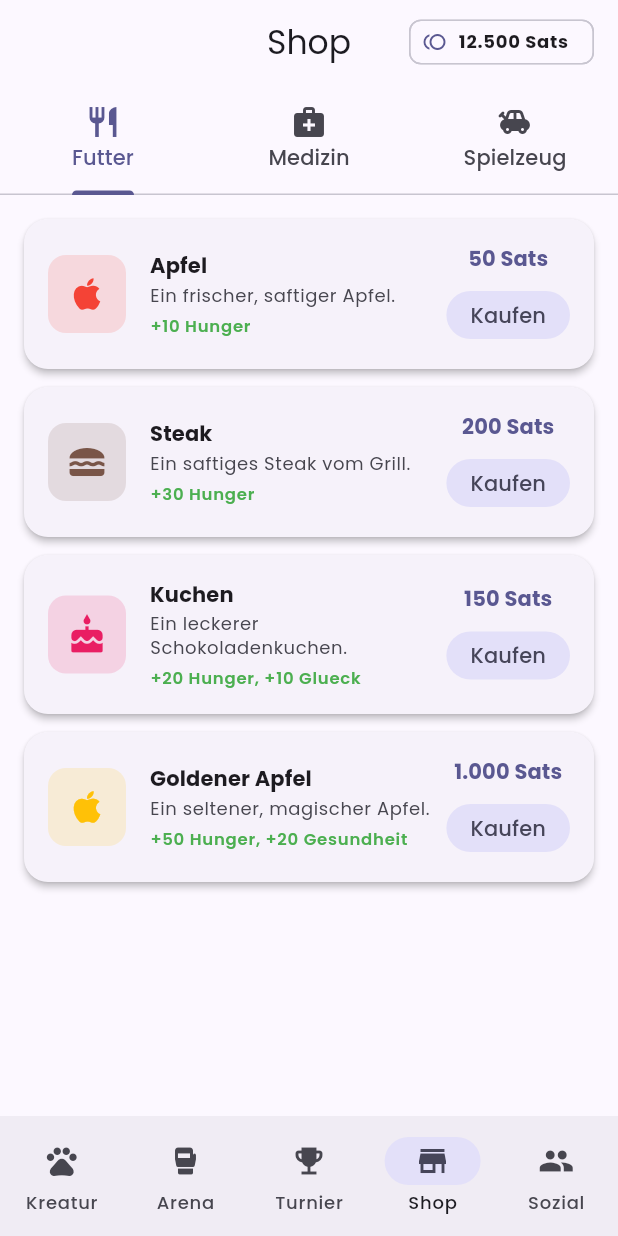
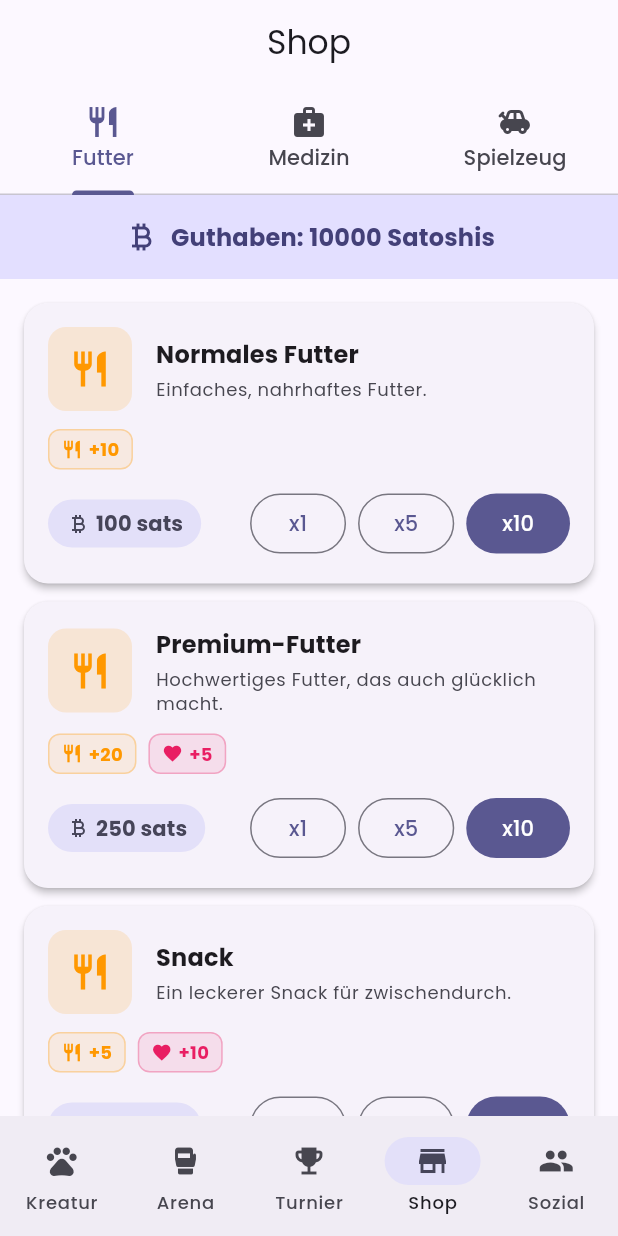
Before and after one commit to KayBeckmann/tamagotchi, a Flutter app: the ShopScreen screen opened by its route, on a phone screen of 412 x 824 dp. Run offline on Flutter 3.47's test engine with Material 3 defaults, Android fonts, the phone set to English and light mode, and no system bars; our stand-ins replace equatable, flutter_riverpod, flutter_secure_storage, go_router, google_fonts; missing offline and left inert: serverpod_client; accounts and stored records are empty.

Commit message:
feat: Update shop with ItemCatalog integration
- Refactor ShopScreen to use ItemCatalog items
- Add purchase confirmation dialog
- Display user balance in Satoshis
- Show item effects with visual chips
- Add quantity purchase options (x1, x5, x10)
- Connect to CreatureRepository for inventory updates
- Add inventory route to app router

Co-Authored-By: Claude Opus 4.5 <noreply@anthropic.com>

```diff
--- a/lib/core/router/app_router.dart
+++ b/lib/core/router/app_router.dart
@@ -11,6 +11,7 @@ import '../../features/creature/presentation/screens/creature_selection_screen.d
 import '../../features/arena/presentation/screens/arena_screen.dart';
 import '../../features/tournament/presentation/screens/tournament_screen.dart';
 import '../../features/shop/presentation/screens/shop_screen.dart';
+import '../../features/inventory/presentation/screens/inventory_screen.dart';
 import '../../features/social/presentation/screens/social_screen.dart';
 import '../../features/wallet/presentation/screens/wallet_screen.dart';
 import '../widgets/app_shell.dart';
@@ -88,6 +89,11 @@ final routerProvider = Provider<GoRouter>((ref) {
             builder: (context, state) => const ShopScreen(),
           ),
           GoRoute(
+            path: '/inventory',
+            name: 'inventory',
+            builder: (context, state) => const InventoryScreen(),
+          ),
+          GoRoute(
             path: '/social',
             name: 'social',
             builder: (context, state) => const SocialScreen(),
--- a/lib/features/shop/presentation/screens/shop_screen.dart
+++ b/lib/features/shop/presentation/screens/shop_screen.dart
@@ -1,7 +1,20 @@
 import 'package:flutter/material.dart';
+import 'package:flutter_riverpod/flutter_riverpod.dart';
 
-class ShopScreen extends StatelessWidget {
+import '../../../creature/domain/models/item.dart';
+import '../../../creature/data/creature_repository.dart';
+
+class ShopScreen extends ConsumerStatefulWidget {
   const ShopScreen({super.key});
+
+  @override
+  ConsumerState<ShopScreen> createState() => _ShopScreenState();
+}
+
+class _ShopScreenState extends ConsumerState<ShopScreen> {
+  // TODO: Get actual user ID and balance from auth/wallet
+  static const _userId = 'user_1';
+  int _userBalance = 10000; // Starting balance in Satoshis
 
   @override
   Widget build(BuildContext context) {
@@ -12,21 +25,6 @@ class ShopScreen extends StatelessWidget {
       child: Scaffold(
         appBar: AppBar(
           title: const Text('Shop'),
-          actions: [
-            Padding(
-              padding: const EdgeInsets.only(right: 16),
-              child: Chip(
-                avatar: const Icon(Icons.toll, size: 16),
-                label: Text(
-                  '12.500 Sats',
-                  style: theme.textTheme.labelMedium?.copyWith(
-                    fontWeight: FontWeight.bold,
-                  ),
-                ),
-                visualDensity: VisualDensity.compact,
-              ),
-            ),
-          ],
           bottom: const TabBar(
             tabs: [
               Tab(icon: Icon(Icons.restaurant), text: 'Futter'),
@@ -35,145 +33,147 @@ class ShopScreen extends StatelessWidget {
             ],
           ),
         ),
-        body: TabBarView(
+        body: Column(
           children: [
-            _ShopItemList(items: _foodItems),
-            _ShopItemList(items: _medicineItems),
-            _ShopItemList(items: _toyItems),
+            // Balance display
+            Container(
+              width: double.infinity,
+              padding: const EdgeInsets.all(16),
+              color: theme.colorScheme.primaryContainer,
+              child: Row(
+                mainAxisAlignment: MainAxisAlignment.center,
+                children: [
+                  Icon(
+                    Icons.currency_bitcoin,
+                    color: theme.colorScheme.onPrimaryContainer,
+                  ),
+                  const SizedBox(width: 8),
+                  Text(
+                    'Guthaben: $_userBalance Satoshis',
+                    style: theme.textTheme.titleMedium?.copyWith(
+                      fontWeight: FontWeight.bold,
+                      color: theme.colorScheme.onPrimaryContainer,
+                    ),
+                  ),
+                ],
+              ),
+            ),
+
+            // Shop items
+            Expanded(
+              child: TabBarView(
+                children: [
+                  _ShopTab(
+                    items: ItemCatalog.food,
+                    userBalance: _userBalance,
+                    onBuy: _buyItem,
+                  ),
+                  _ShopTab(
+                    items: ItemCatalog.medicine,
+                    userBalance: _userBalance,
+                    onBuy: _buyItem,
+                  ),
+                  _ShopTab(
+                    items: ItemCatalog.toys,
+                    userBalance: _userBalance,
+                    onBuy: _buyItem,
+                  ),
+                ],
+              ),
+            ),
           ],
         ),
       ),
     );
   }
+
+  Future<void> _buyItem(Item item, int quantity) async {
+    final totalCost = item.priceSatoshis * quantity;
+
+    if (totalCost > _userBalance) {
+      ScaffoldMessenger.of(context).showSnackBar(
+        const SnackBar(
+          content: Text('Nicht genug Satoshis!'),
+          backgroundColor: Colors.red,
+        ),
+      );
+      return;
     }
 
-class _ShopItem {
-  final String name;
-  final String description;
-  final String price;
-  final IconData icon;
-  final Color color;
-  final String effect;
+    // Show confirmation dialog
+    final confirmed = await showDialog<bool>(
+      context: context,
+      builder: (context) => AlertDialog(
+        title: const Text('Kauf bestätigen'),
+        content: Column(
+          mainAxisSize: MainAxisSize.min,
+          crossAxisAlignment: CrossAxisAlignment.start,
+          children: [
+            Text('${item.name} x$quantity'),
+            const SizedBox(height: 8),
+            Text(
+              'Kosten: $totalCost Satoshis',
+              style: const TextStyle(fontWeight: FontWeight.bold),
+            ),
+          ],
+        ),
+        actions: [
+          TextButton(
+            onPressed: () => Navigator.pop(context, false),
+            child: const Text('Abbrechen'),
+          ),
+          FilledButton(
+            onPressed: () => Navigator.pop(context, true),
+            child: const Text('Kaufen'),
+          ),
+        ],
+      ),
+    );
 
-  const _ShopItem({
-    required this.name,
-    required this.description,
-    required this.price,
-    required this.icon,
-    required this.color,
-    required this.effect,
+    if (confirmed != true) return;
+
+    try {
+      await ref.read(creatureRepositoryProvider).addToInventory(
+        _userId,
+        item.id,
+        quantity,
+      );
+
+      setState(() {
+        _userBalance -= totalCost;
       });
+
+      if (mounted) {
+        ScaffoldMessenger.of(context).showSnackBar(
+          SnackBar(
+            content: Text('${item.name} x$quantity gekauft!'),
+            backgroundColor: Colors.green,
+          ),
+        );
+      }
+    } catch (e) {
+      if (mounted) {
+        ScaffoldMessenger.of(context).showSnackBar(
+          SnackBar(
+            content: Text('Fehler: $e'),
+            backgroundColor: Colors.red,
+          ),
+        );
+      }
+    }
+  }
 }
 
-const _foodItems = [
-  _ShopItem(
-    name: 'Apfel',
-    description: 'Ein frischer, saftiger Apfel.',
-    price: '50 Sats',
-    icon: Icons.apple,
-    color: Colors.red,
-    effect: '+10 Hunger',
-  ),
-  _ShopItem(
-    name: 'Steak',
-    description: 'Ein saftiges Steak vom Grill.',
-    price: '200 Sats',
-    icon: Icons.lunch_dining,
-    color: Colors.brown,
-    effect: '+30 Hunger',
-  ),
-  _ShopItem(
-    name: 'Kuchen',
-    description: 'Ein leckerer Schokoladenkuchen.',
-    price: '150 Sats',
-    icon: Icons.cake,
-    color: Colors.pink,
-    effect: '+20 Hunger, +10 Glueck',
-  ),
-  _ShopItem(
-    name: 'Goldener Apfel',
-    description: 'Ein seltener, magischer Apfel.',
-    price: '1.000 Sats',
-    icon: Icons.apple,
-    color: Colors.amber,
-    effect: '+50 Hunger, +20 Gesundheit',
-  ),
-];
+class _ShopTab extends StatelessWidget {
+  final List<Item> items;
+  final int userBalance;
+  final Future<void> Function(Item item, int quantity) onBuy;
 
-const _medicineItems = [
-  _ShopItem(
-    name: 'Heiltrank',
-    description: 'Stellt die Gesundheit wieder her.',
-    price: '100 Sats',
-    icon: Icons.science,
-    color: Colors.green,
-    effect: '+25 Gesundheit',
-  ),
-  _ShopItem(
-    name: 'Vitamintabletten',
-    description: 'Staerkt das Immunsystem.',
-    price: '300 Sats',
-    icon: Icons.medication,
-    color: Colors.orange,
-    effect: '+15 Gesundheit, +10 Energie',
-  ),
-  _ShopItem(
-    name: 'Energiedrink',
-    description: 'Gibt sofort neue Energie.',
-    price: '250 Sats',
-    icon: Icons.battery_charging_full,
-    color: Colors.lightBlue,
-    effect: '+40 Energie',
-  ),
-  _ShopItem(
-    name: 'Wundertrank',
-    description: 'Heilt alle Beschwerden auf einmal.',
-    price: '2.000 Sats',
-    icon: Icons.auto_awesome,
-    color: Colors.purple,
-    effect: 'Volle Gesundheit',
-  ),
-];
-
-const _toyItems = [
-  _ShopItem(
-    name: 'Ball',
-    description: 'Ein einfacher Spielball.',
-    price: '75 Sats',
-    icon: Icons.sports_soccer,
-    color: Colors.blue,
-    effect: '+15 Glueck',
-  ),
-  _ShopItem(
-    name: 'Teddybaer',
-    description: 'Ein kuscheliger Begleiter.',
-    price: '400 Sats',
-    icon: Icons.smart_toy,
-    color: Colors.brown,
-    effect: '+30 Glueck',
-  ),
-  _ShopItem(
-    name: 'Skateboard',
-    description: 'Fuer coole Tricks und Spass.',
-    price: '600 Sats',
-    icon: Icons.skateboarding,
-    color: Colors.deepOrange,
-    effect: '+25 Glueck, +10 Energie',
-  ),
-  _ShopItem(
-    name: 'Zauberstab',
-    description: 'Ein mystischer Zauberstab.',
-    price: '1.500 Sats',
-    icon: Icons.auto_fix_high,
-    color: Colors.deepPurple,
-    effect: '+50 Glueck',
-  ),
-];
-
-class _ShopItemList extends StatelessWidget {
-  final List<_ShopItem> items;
-
-  const _ShopItemList({required this.items});
+  const _ShopTab({
+    required this.items,
+    required this.userBalance,
+    required this.onBuy,
+  });
 
   @override
   Widget build(BuildContext context) {
@@ -182,16 +182,26 @@ class _ShopItemList extends StatelessWidget {
       itemCount: items.length,
       itemBuilder: (context, index) {
         final item = items[index];
-        return _ShopItemCard(item: item);
+        return _ShopItemCard(
+          item: item,
+          canAfford: userBalance >= item.priceSatoshis,
+          onBuy: (quantity) => onBuy(item, quantity),
+        );
       },
     );
   }
 }
 
 class _ShopItemCard extends StatelessWidget {
-  final _ShopItem item;
+  final Item item;
+  final bool canAfford;
+  final void Function(int quantity) onBuy;
 
-  const _ShopItemCard({required this.item});
+  const _ShopItemCard({
+    required this.item,
+    required this.canAfford,
+    required this.onBuy,
+  });
 
   @override
   Widget build(BuildContext context) {
@@ -201,72 +211,101 @@ class _ShopItemCard extends StatelessWidget {
       margin: const EdgeInsets.only(bottom: 12),
       child: Padding(
         padding: const EdgeInsets.all(16),
-        child: Row(
+        child: Column(
+          crossAxisAlignment: CrossAxisAlignment.start,
           children: [
+            Row(
+              children: [
+                // Item icon
                 Container(
-              padding: const EdgeInsets.all(12),
+                  width: 56,
+                  height: 56,
                   decoration: BoxDecoration(
-                color: item.color.withValues(alpha: 0.15),
+                    color: _getCategoryColor(item.category).withValues(alpha: 0.15),
                     borderRadius: BorderRadius.circular(12),
                   ),
-              child: Icon(item.icon, color: item.color, size: 28),
+                  child: Icon(
+                    _getCategoryIcon(item.category),
+                    color: _getCategoryColor(item.category),
+                    size: 28,
+                  ),
                 ),
                 const SizedBox(width: 16),
+
+                // Item info
                 Expanded(
                   child: Column(
                     crossAxisAlignment: CrossAxisAlignment.start,
                     children: [
                       Text(
                         item.name,
-                    style: theme.textTheme.titleSmall?.copyWith(
+                        style: theme.textTheme.titleMedium?.copyWith(
                           fontWeight: FontWeight.bold,
                         ),
                       ),
-                  const SizedBox(height: 2),
+                      const SizedBox(height: 4),
                       Text(
                         item.description,
                         style: theme.textTheme.bodySmall?.copyWith(
                           color: theme.colorScheme.onSurfaceVariant,
                         ),
                       ),
-                  const SizedBox(height: 4),
+                    ],
+                  ),
+                ),
+              ],
+            ),
+            const SizedBox(height: 12),
+
+            // Effects
+            _EffectsRow(item: item),
+            const SizedBox(height: 12),
+
+            // Price and buy buttons
+            Row(
+              children: [
+                // Price
+                Container(
+                  padding: const EdgeInsets.symmetric(horizontal: 12, vertical: 6),
+                  decoration: BoxDecoration(
+                    color: theme.colorScheme.secondaryContainer,
+                    borderRadius: BorderRadius.circular(16),
+                  ),
+                  child: Row(
+                    mainAxisSize: MainAxisSize.min,
+                    children: [
+                      Icon(
+                        Icons.currency_bitcoin,
+                        size: 16,
+                        color: theme.colorScheme.onSecondaryContainer,
+                      ),
+                      const SizedBox(width: 4),
                       Text(
-                    item.effect,
-                    style: theme.textTheme.labelSmall?.copyWith(
-                      color: Colors.green,
-                      fontWeight: FontWeight.w600,
+                        '${item.priceSatoshis} sats',
+                        style: theme.textTheme.labelLarge?.copyWith(
+                          fontWeight: FontWeight.bold,
+                          color: theme.colorScheme.onSecondaryContainer,
                         ),
                       ),
                     ],
                   ),
                 ),
+                const Spacer(),
+
+                // Buy buttons
+                OutlinedButton(
+                  onPressed: canAfford ? () => onBuy(1) : null,
+                  child: const Text('x1'),
+                ),
                 const SizedBox(width: 8),
-            Column(
-              children: [
-                Text(
-                  item.price,
-                  style: theme.textTheme.labelLarge?.copyWith(
-                    fontWeight: FontWeight.bold,
-                    color: theme.colorScheme.primary,
+                OutlinedButton(
+                  onPressed: canAfford ? () => onBuy(5) : null,
+                  child: const Text('x5'),
                 ),
-                ),
-                const SizedBox(height: 8),
-                FilledButton.tonal(
-                  onPressed: () {
-                    ScaffoldMessenger.of(context).showSnackBar(
-                      SnackBar(
-                        content: Text('${item.name} gekauft!'),
-                      ),
-                    );
-                  },
-                  style: FilledButton.styleFrom(
-                    padding: const EdgeInsets.symmetric(
-                      horizontal: 16,
-                      vertical: 4,
-                    ),
-                    visualDensity: VisualDensity.compact,
-                  ),
-                  child: const Text('Kaufen'),
+                const SizedBox(width: 8),
+                FilledButton(
+                  onPressed: canAfford ? () => onBuy(10) : null,
+                  child: const Text('x10'),
                 ),
               ],
             ),
@@ -275,4 +314,130 @@ class _ShopItemCard extends StatelessWidget {
       ),
     );
   }
+
+  Color _getCategoryColor(ItemCategory category) {
+    switch (category) {
+      case ItemCategory.food:
+        return Colors.orange;
+      case ItemCategory.medicine:
+        return Colors.red;
+      case ItemCategory.toy:
+        return Colors.purple;
+      case ItemCategory.premium:
+        return Colors.amber;
     }
+  }
+
+  IconData _getCategoryIcon(ItemCategory category) {
+    switch (category) {
+      case ItemCategory.food:
+        return Icons.restaurant;
+      case ItemCategory.medicine:
+        return Icons.medical_services;
+      case ItemCategory.toy:
+        return Icons.toys;
+      case ItemCategory.premium:
+        return Icons.star;
+    }
+  }
+}
+
+class _EffectsRow extends StatelessWidget {
+  final Item item;
+
+  const _EffectsRow({required this.item});
+
+  @override
+  Widget build(BuildContext context) {
+    final effects = <Widget>[];
+
+    if (item.hungerEffect != 0) {
+      effects.add(_EffectChip(
+        icon: Icons.restaurant,
+        value: item.hungerEffect,
+        color: Colors.orange,
+      ));
+    }
+    if (item.happinessEffect != 0) {
+      effects.add(_EffectChip(
+        icon: Icons.favorite,
+        value: item.happinessEffect,
+        color: Colors.pink,
+      ));
+    }
+    if (item.energyEffect != 0) {
+      effects.add(_EffectChip(
+        icon: Icons.bolt,
+        value: item.energyEffect,
+        color: Colors.amber,
+      ));
+    }
+    if (item.healthEffect != 0) {
+      effects.add(_EffectChip(
+        icon: Icons.favorite_border,
+        value: item.healthEffect,
+        color: Colors.green,
+      ));
+    }
+    if (item.cleanlinessEffect != 0) {
+      effects.add(_EffectChip(
+        icon: Icons.water_drop,
+        value: item.cleanlinessEffect,
+        color: Colors.blue,
+      ));
+    }
+
+    if (effects.isEmpty) {
+      return const SizedBox.shrink();
+    }
+
+    return Wrap(
+      spacing: 8,
+      runSpacing: 4,
+      children: effects,
+    );
+  }
+}
+
+class _EffectChip extends StatelessWidget {
+  final IconData icon;
+  final int value;
+  final Color color;
+
+  const _EffectChip({
+    required this.icon,
+    required this.value,
+    required this.color,
+  });
+
+  @override
+  Widget build(BuildContext context) {
+    final isPositive = value > 0;
+
+    return Container(
+      padding: const EdgeInsets.symmetric(horizontal: 8, vertical: 4),
+      decoration: BoxDecoration(
+        color: color.withValues(alpha: 0.1),
+        borderRadius: BorderRadius.circular(8),
+        border: Border.all(
+          color: color.withValues(alpha: 0.3),
+        ),
+      ),
+      child: Row(
+        mainAxisSize: MainAxisSize.min,
+        children: [
+          Icon(icon, size: 14, color: color),
+          const SizedBox(width: 4),
+          Text(
+            '${isPositive ? '+' : ''}$value',
+            style: TextStyle(
+              fontSize: 12,
+              fontWeight: FontWeight.bold,
+              color: color,
+            ),
+          ),
+        ],
+      ),
+    );
+  }
+}
```
Lines whose indentation alone changed are shown as unchanged.
